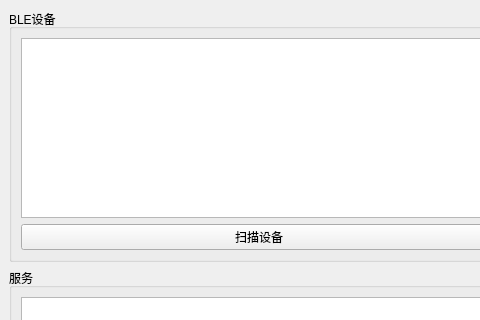
crz21/qt_pro, file bluetooth_spp_commuicator/mainwindow.ui: the form before one commit; both pictures show x 0 to 480 and y 0 to 320 of the 1024 by 768 pixel window.
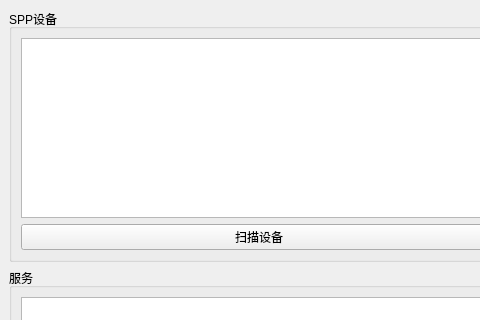
The form after the commit.

```diff
--- a/bluetooth_spp_commuicator/mainwindow.ui
+++ b/bluetooth_spp_commuicator/mainwindow.ui
@@ -22,7 +22,7 @@
         <item>
          <widget class="QGroupBox" name="groupBox">
           <property name="title">
-           <string>BLE设备</string>
+           <string>SPP设备</string>
           </property>
           <layout class="QVBoxLayout" name="verticalLayout_3">
            <item>
```
